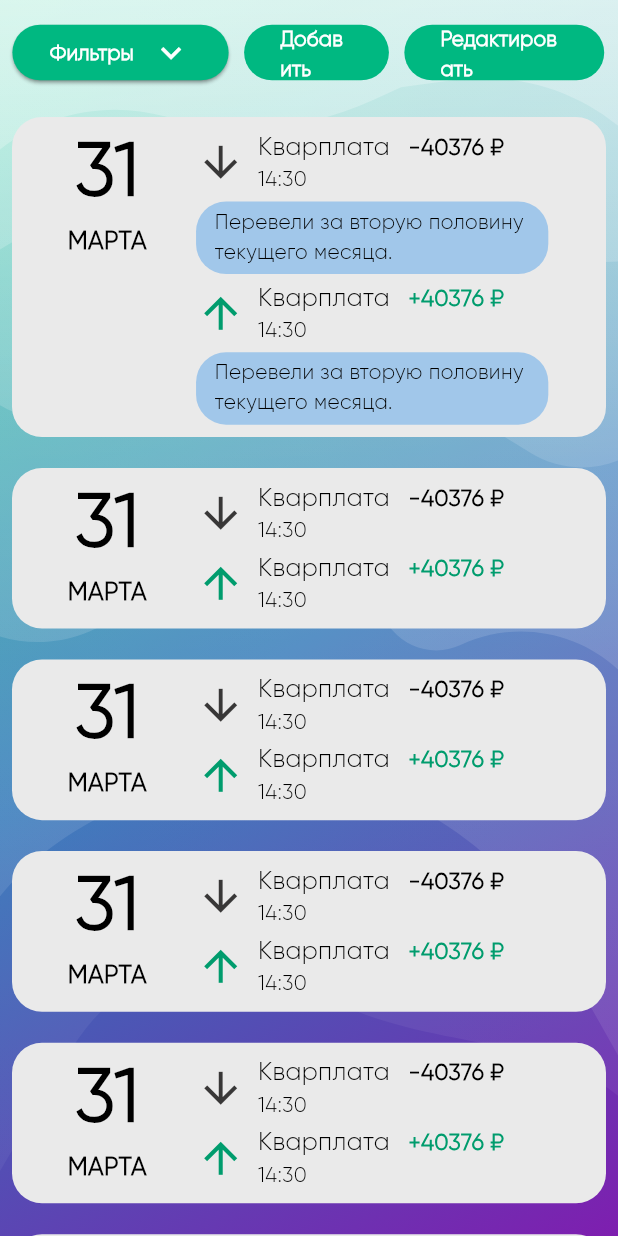
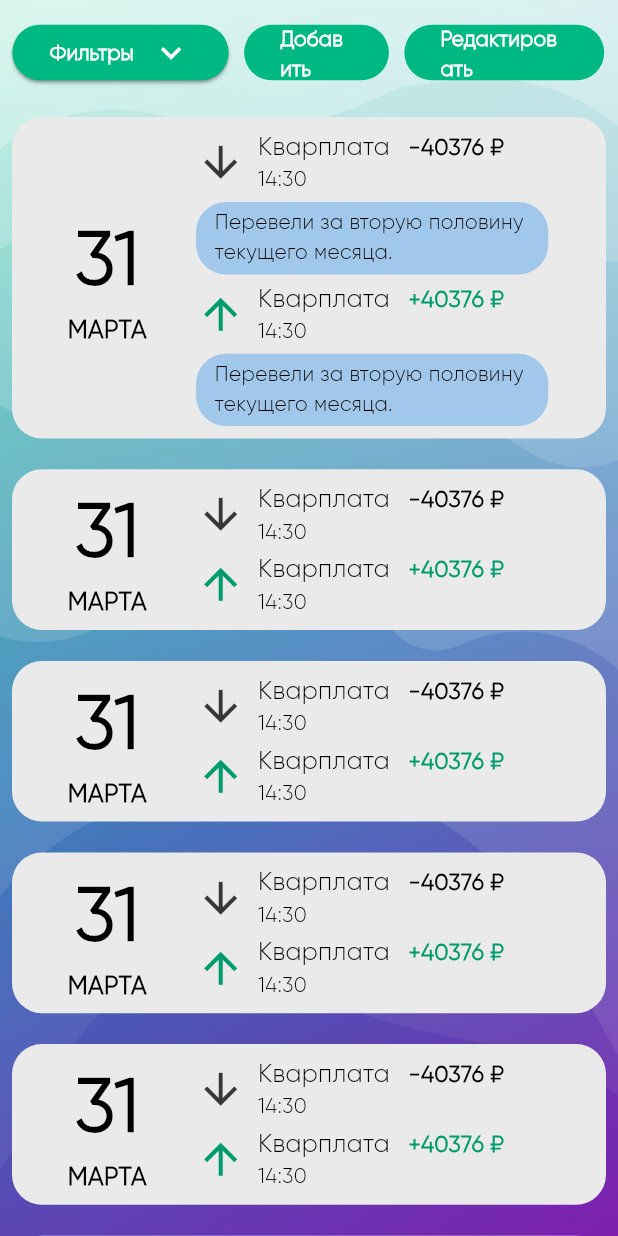
Before and after one commit to mospolytech-finapp/mobile-archive, a Flutter app: the TransactionsPage widget shown alone on an empty page, opened directly, after a tap on "31", on a phone screen of 412 x 824 dp. Run offline on Flutter 3.47's test engine with Material 2 defaults, Android fonts, the phone set to English and light mode, and no system bars; our stand-ins replace dio, flutter_secure_storage, flutter_svg, sizer; accounts and stored records are empty; statements that could not run were skipped.

Commit message:
Изменений анимации переключения ListItem, центрирование даты

```diff
--- a/lib/app/pages/homepage/pages/transactions/transactionspage_page.dart
+++ b/lib/app/pages/homepage/pages/transactions/transactionspage_page.dart
@@ -18,6 +18,7 @@ class _TransactionsPageState extends State<TransactionsPage> {
   String dropdownValue = list.first;
   bool isTap = false;
   int selectedIndex = -1;
+  int count = 0;
 
   @override
   Widget build(BuildContext context) {
@@ -138,13 +139,13 @@ class _TransactionsPageState extends State<TransactionsPage> {
                     child: GestureDetector(
                       onTap: () {
                         setState(() {
-                          isTap = (selectedIndex == index);
-                          selectedIndex = index;
-                        });
-                      },
-                      onDoubleTap: () {
-                        setState(() {
-                          selectedIndex = -1;
+                          if (selectedIndex == -1) {
+                            selectedIndex = index;
+                          } else if (selectedIndex == index) {
+                            selectedIndex = -1;
+                          } else if (selectedIndex != index) {
+                            selectedIndex = index;
+                          }
                         });
                       },
                       child: AnimatedContainer(
--- a/lib/app/pages/widgets/listview_item_widget.dart
+++ b/lib/app/pages/widgets/listview_item_widget.dart
@@ -19,7 +19,11 @@ Widget ListViewItemWidget(int index, double calculate_height) {
       //? День и месяц(Дата)
       Padding(
         padding: EdgeInsets.fromLTRB(9.w, 0, 8.w, 0),
-        child: Column(children: [
+        child: Center(
+          child: Column(
+              mainAxisAlignment: MainAxisAlignment.center,
+              crossAxisAlignment: CrossAxisAlignment.center,
+              children: [
                 Text(
                   '$day',
                   style: TextStyle(
@@ -39,6 +43,7 @@ Widget ListViewItemWidget(int index, double calculate_height) {
                   ),
                 )
               ]),
+        ),
       ),
       //? Информация о транзакциях
       Padding(
```
Lines whose indentation alone changed are shown as unchanged.
